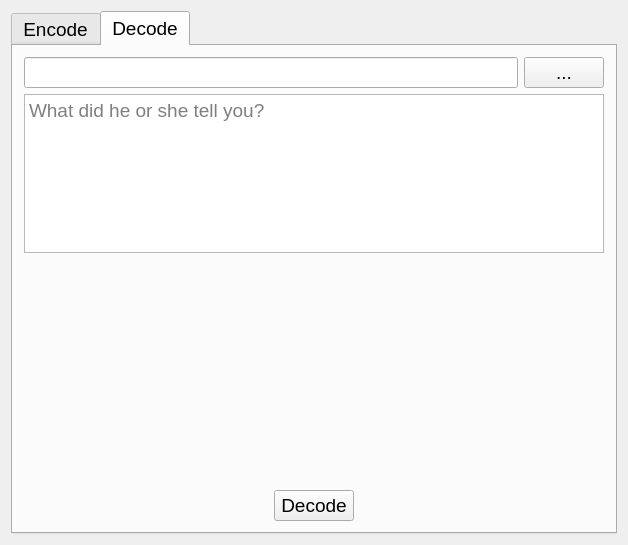
The window that mainwindow.ui (jerry871002/OOP-Final-Project) describes before a commit, drawn with Qt 5.
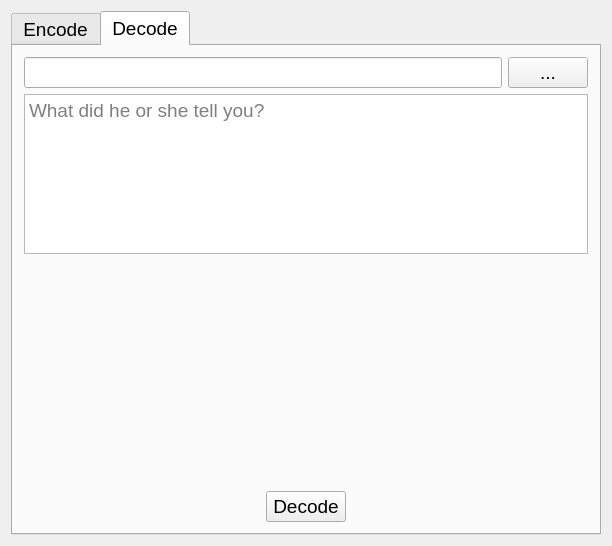
The same window after the commit. The open tabs and pages were chosen to show the change.

The edit to the form file:
```diff
--- a/mainwindow.ui
+++ b/mainwindow.ui
@@ -6,8 +6,8 @@
    <rect>
     <x>0</x>
     <y>0</y>
-    <width>628</width>
-    <height>545</height>
+    <width>612</width>
+    <height>546</height>
    </rect>
   </property>
   <property name="windowTitle">
```
Left out of the diff: 2 changed lines with no effect on the pictures.
